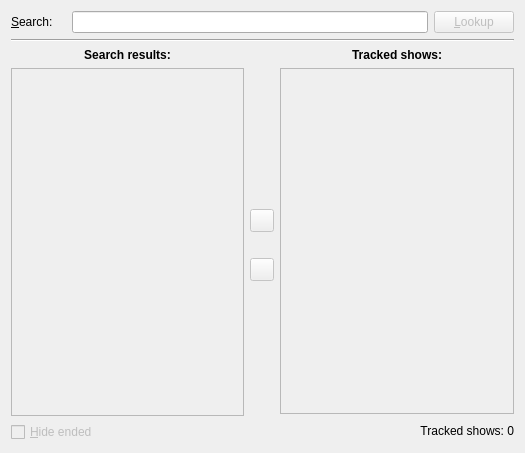
Above: nextShows/src/dialogs/settings/ui/findshows.ui from gilcn/nextshows before the change. Below: the same form after it.
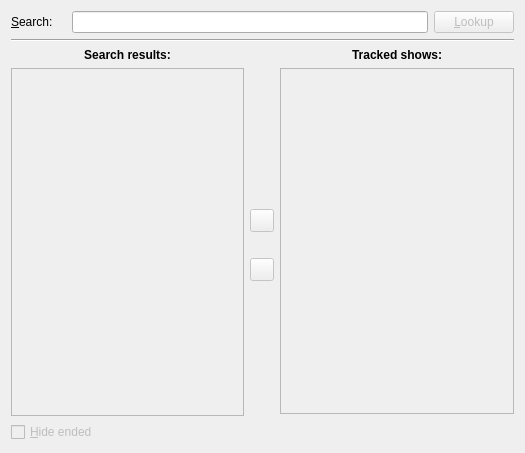
That is the form after the change. Icons and pictures are not drawn. Custom widgets are drawn as their Qt base class.

Commit message: - Tracked show count wasn't updating. FIXED ! - QString(tr("")) is just useless...

```diff
--- a/nextShows/src/dialogs/settings/ui/findshows.ui
+++ b/nextShows/src/dialogs/settings/ui/findshows.ui
@@ -275,7 +275,7 @@
        <item>
         <widget class="QLabel" name="lblTrackedShows" >
          <property name="text" >
-          <string>Tracked shows: 0</string>
+          <string/>
          </property>
          <property name="alignment" >
           <set>Qt::AlignRight|Qt::AlignTrailing|Qt::AlignVCenter</set>
```
The commit also changes 1 other file.
